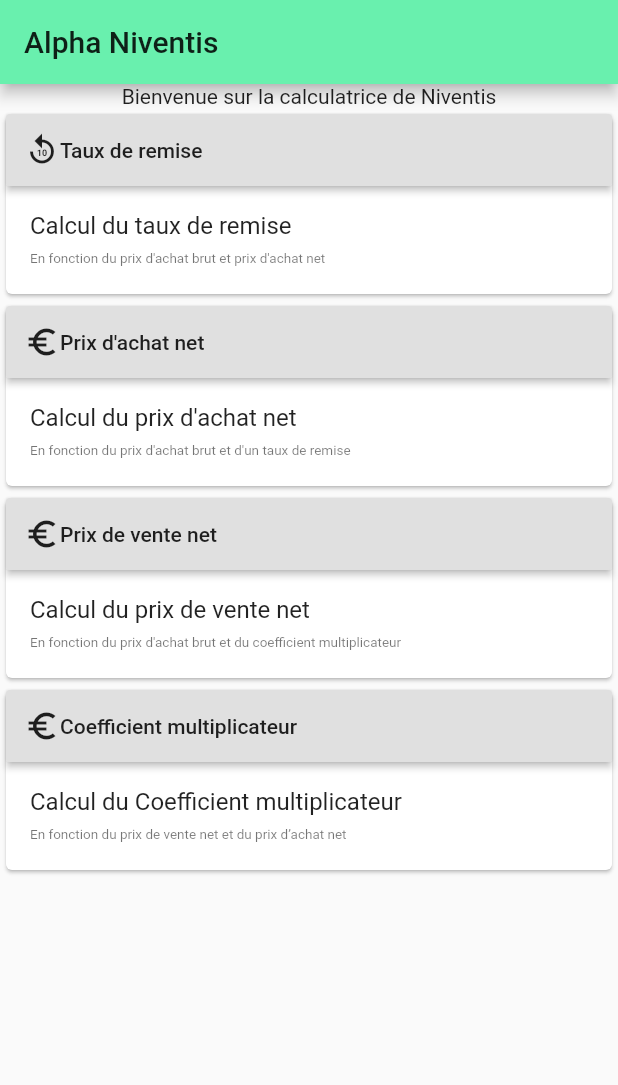
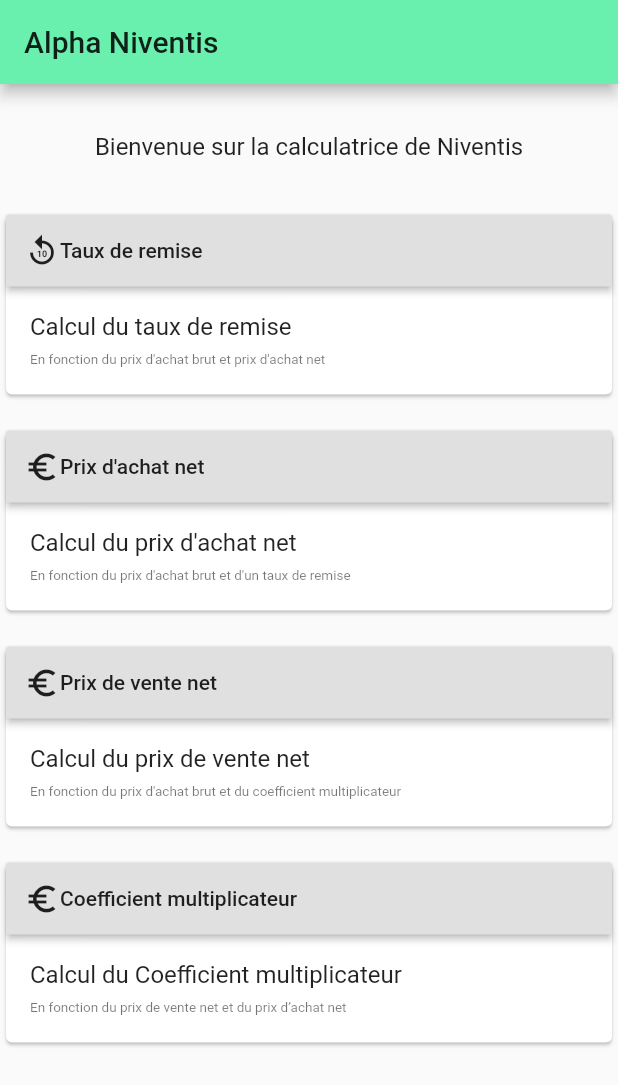
Before and after one commit to mspr-epsi-dev/APP-Niventis, a Flutter app: the screen it shows after launch, on a phone screen of 412 x 824 dp. Shown: the top 1085 px of the screen. Run offline on Flutter 3.47's test engine with Material 2 defaults, Android fonts, the phone set to English and light mode, and no system bars; missing offline and left inert: angular, angular_components.

Commit message:
Ajouts des textes vide pour créer de l'espace Modification taille titre

```diff
--- a/lib/main.dart
+++ b/lib/main.dart
@@ -38,7 +38,16 @@
         child: Column(
           mainAxisAlignment: MainAxisAlignment.start,
           children: <Widget>[
-            Text('Bienvenue sur la calculatrice de Niventis'),
+            Text(' '),
+            Text(' '),
+            Text(
+             'Bienvenue sur la calculatrice de Niventis',
+              style: TextStyle(
+                fontSize: 16,
+              ),
+            ),
+            Text(' '),
+            Text(' '),
             CalculCardWidget(
               titre: "Taux de remise",
               icon: Icons.replay_10,
@@ -61,6 +70,7 @@
                 },
               ),
             ),
+        Text(' '),
               CalculCardWidget(
               titre: "Prix d'achat net",
               superDescription: "Calcul du prix d'achat net",
@@ -81,6 +91,7 @@
                     return double.parse(b) / 100;
                   }),
             ),
+            Text(' '),
             CalculCardWidget(
               titre: "Prix de vente net",
               superDescription: "Calcul du prix de vente net",
@@ -101,6 +112,7 @@
                     return double.parse(b);
                   }),
             ),
+            Text(' '),
             CalculCardWidget(
               titre: "Coefficient multiplicateur",
               superDescription: "Calcul du Coefficient multiplicateur",
```
